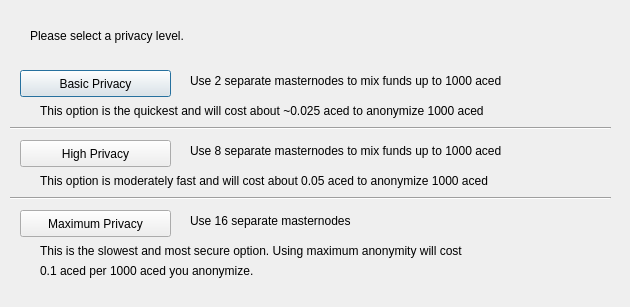
The window that src/qt/forms/darksendconfig.ui (Acedcoin/AceD) describes before a commit, drawn with Qt 5.
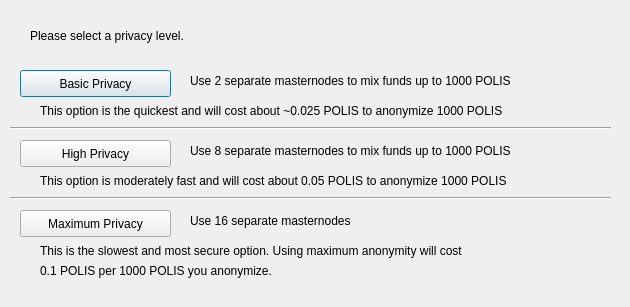
The same window after the commit.

What changed in the file:
```diff
--- a/src/qt/forms/darksendconfig.ui
+++ b/src/qt/forms/darksendconfig.ui
@@ -75,7 +75,7 @@
     </rect>
    </property>
    <property name="text">
-    <string>Use 2 separate masternodes to mix funds up to 1000 aced</string>
+    <string>Use 2 separate masternodes to mix funds up to 1000 POLIS</string>
    </property>
   </widget>
   <widget class="QLabel" name="label_3">
@@ -88,7 +88,7 @@
     </rect>
    </property>
    <property name="text">
-    <string>Use 8 separate masternodes to mix funds up to 1000 aced</string>
+    <string>Use 8 separate masternodes to mix funds up to 1000 POLIS</string>
    </property>
   </widget>
   <widget class="QLabel" name="label_4">
@@ -114,7 +114,7 @@
     </rect>
    </property>
    <property name="text">
-    <string>This option is the quickest and will cost about ~0.025 aced to anonymize 1000 aced</string>
+    <string>This option is the quickest and will cost about ~0.025 POLIS to anonymize 1000 POLIS</string>
    </property>
   </widget>
   <widget class="QLabel" name="label_7">
@@ -127,7 +127,7 @@
     </rect>
    </property>
    <property name="text">
-    <string>This option is moderately fast and will cost about 0.05 aced to anonymize 1000 aced</string>
+    <string>This option is moderately fast and will cost about 0.05 POLIS to anonymize 1000 POLIS</string>
    </property>
   </widget>
   <widget class="QLabel" name="label_8">
@@ -153,7 +153,7 @@
     </rect>
    </property>
    <property name="text">
-    <string>0.1 aced per 1000 aced you anonymize.</string>
+    <string>0.1 POLIS per 1000 POLIS you anonymize.</string>
    </property>
   </widget>
   <widget class="Line" name="line">
```
